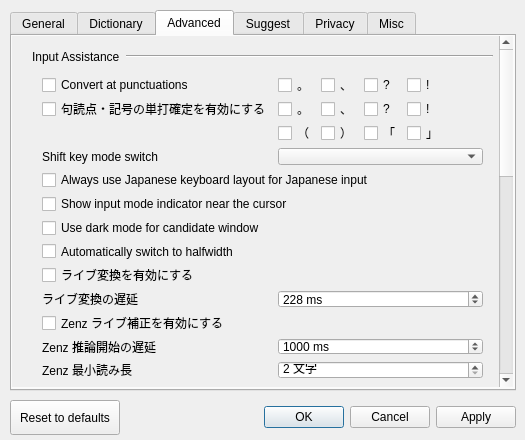
Old version of the form src/gui/config_dialog/config_dialog.ui in the repository Masterisk-F/fcitx-mozkey.
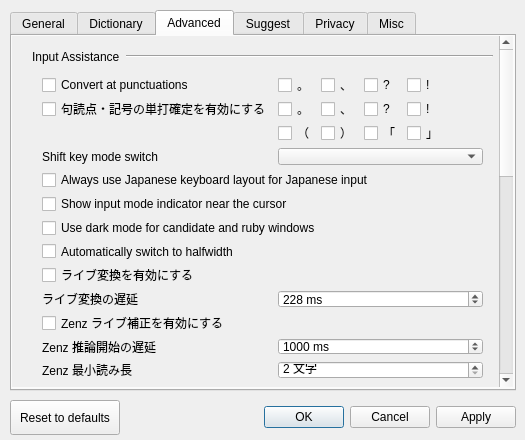
New version of the form. The open tabs and pages were chosen to show the change. Custom widgets are drawn as their Qt base class.

Commit message: Make ruby overlay follow candidate window dark mode

Diff of the .ui file:
```diff
--- a/src/gui/config_dialog/config_dialog.ui
+++ b/src/gui/config_dialog/config_dialog.ui
@@ -999,7 +999,7 @@
             <bool>true</bool>
            </property>
            <property name="text">
-            <string>Use dark mode for candidate window</string>
+            <string>Use dark mode for candidate and ruby windows</string>
            </property>
           </widget>
          </item>
```
The commit also changes 6 other files.
